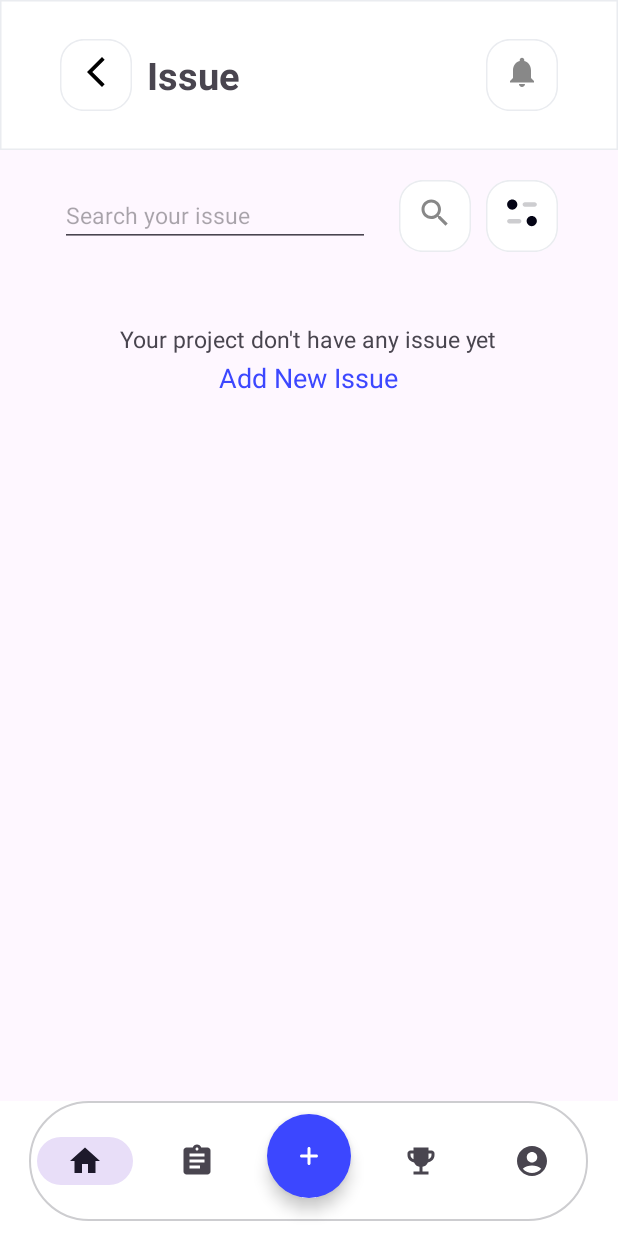
After one commit to phiquan123qa/Stuplan, an Android app: the fragment IssueFragment placed in its activity, on a phone screen of 412 x 824 dp. The commit adds this screen. Run offline under Robolectric (Android 15) with nearby library versions, the phone set to English and light mode, and no system bars; our stand-ins replace Firebase (no records; nobody signed in at launch, a user with empty details on screens opened directly).

Commit message:
Finished Show Detail list Issue in Project choose

```diff
--- /dev/null
+++ b/app/src/main/java/com/vn/appdesign/IssueFragment.java
@@ -0,0 +1,144 @@
+package com.vn.appdesign;
+
+import android.os.Bundle;
+
+import androidx.annotation.NonNull;
+import androidx.fragment.app.Fragment;
+import androidx.recyclerview.widget.LinearLayoutManager;
+import androidx.recyclerview.widget.RecyclerView;
+
+import android.view.LayoutInflater;
+import android.view.View;
+import android.view.ViewGroup;
+import android.widget.RelativeLayout;
+import android.widget.TextView;
+
+import com.google.firebase.database.DataSnapshot;
+import com.google.firebase.database.DatabaseError;
+import com.google.firebase.database.DatabaseReference;
+import com.google.firebase.database.FirebaseDatabase;
+import com.google.firebase.database.ValueEventListener;
+import com.vn.models.Issue;
+import com.vn.models.Project;
+import com.vn.utility.AdapterIssuesList;
+import com.vn.utility.AdapterProjectsList;
+
+import java.util.ArrayList;
+import java.util.List;
+
+/**
+ * A simple {@link Fragment} subclass.
+ * Use the {@link IssueFragment#newInstance} factory method to
+ * create an instance of this fragment.
+ */
+public class IssueFragment extends Fragment {
+
+    // TODO: Rename parameter arguments, choose names that match
+    // the fragment initialization parameters, e.g. ARG_ITEM_NUMBER
+    private static final String ARG_PARAM1 = "param1";
+    private static final String ARG_PARAM2 = "param2";
+    private static final String PRJ_ID = "projectId";
+
+    // TODO: Rename and change types of parameters
+    private String mParam1;
+    private String mParam2;
+    String projectID;
+    RecyclerView recyclerView;
+    DatabaseReference reference;
+    AdapterIssuesList adapterIssuesList;
+    List<Issue> listIssues;
+
+    public IssueFragment() {
+        // Required empty public constructor
+    }
+
+    public static IssueFragment newInstance(String param1, String param2, String projectID) {
+        IssueFragment fragment = new IssueFragment();
+        Bundle args = new Bundle();
+        args.putString(PRJ_ID, projectID);
+        args.putString(ARG_PARAM1, param1);
+        args.putString(ARG_PARAM2, param2);
+        fragment.setArguments(args);
+        return fragment;
+    }
+
+    @Override
+    public void onCreate(Bundle savedInstanceState) {
+        super.onCreate(savedInstanceState);
+        Bundle arguments = getArguments();
+        if (arguments != null) {
+            String projectId = arguments.getString("projectId");
+            if (projectId != null) {
+                //projectID = arguments.getString(PRJ_ID);
+            }
+        }
+        if (getArguments() != null) {
+            mParam1 = getArguments().getString(ARG_PARAM1);
+            mParam2 = getArguments().getString(ARG_PARAM2);
+        }
+    }
+
+    @Override
+    public View onCreateView(LayoutInflater inflater, ViewGroup container,
+                             Bundle savedInstanceState) {
+        View view = inflater.inflate(R.layout.fragment_issue, container, false);
+        Bundle arguments = getArguments();
+        String projectId = null;
+        if (arguments != null) {
+            projectId = arguments.getString("projectId");
+            if (projectId != null) {
+                //projectID = arguments.getString(PRJ_ID);
+            }
+        }
+        recyclerView = view.findViewById(R.id.recycler_view_list_issue);
+        recyclerView.setHasFixedSize(true);
+        recyclerView.setLayoutManager(new LinearLayoutManager(getContext()));
+        listIssues = new ArrayList<>();
+        adapterIssuesList = new AdapterIssuesList(getContext(), listIssues);
+        recyclerView.setAdapter(adapterIssuesList);
+        reference = FirebaseDatabase.getInstance().getReference("ISSUE");
+        String finalProjectId = projectId;
+        reference.addValueEventListener(new ValueEventListener() {
+            @Override
+            public void onDataChange(@NonNull DataSnapshot snapshot) {
+                List<Issue> newList = new ArrayList<>();
+                String projectIdd = finalProjectId;
+                for(DataSnapshot dataSnapshot : snapshot.getChildren()){
+                    Issue issue = dataSnapshot.getValue(Issue.class);
+                    if (issue != null && projectIdd.equals(issue.getIdProject())) {
+                        newList.add(issue);
+                    }
+                }
+                listIssues.clear();
+                listIssues.addAll(newList);
+                adapterIssuesList.notifyDataSetChanged();
+                if (listIssues.isEmpty()) {
+                    // If empty, show a TextView or handle it in your UI
+                    showEmptyIssuesNotification(view, 1);
+                } else {
+                    // If not empty, hide the notification
+                    showEmptyIssuesNotification(view, 0);
+                }
+            }
+
+            @Override
+            public void onCancelled(@NonNull DatabaseError error) {
+
+            }
+        });
+
+        return view;
+    }
+
+    private void showEmptyIssuesNotification(View view, Integer check) {
+        if(check == 1){
+            RelativeLayout emptyIssuesNotification = view.findViewById(R.id.container_link_add_new_issue);
+            emptyIssuesNotification.setVisibility(View.VISIBLE);
+        }
+        else if(check == 0){
+            RelativeLayout emptyIssuesNotification = view.findViewById(R.id.container_link_add_new_issue);
+            emptyIssuesNotification.setVisibility(View.GONE);
+        }
+
+    }
+}
--- a/app/src/main/java/com/vn/appdesign/LoginActivity.java
+++ b/app/src/main/java/com/vn/appdesign/LoginActivity.java
@@ -97,7 +97,8 @@ public class LoginActivity extends AppCompatActivity {
                 GoogleSignInAccount account = task.getResult(ApiException.class);
                 authenHandle.handleGoogleAccessToken(this, account.getIdToken());
             } catch (Exception e) {
-                Toast.makeText(this, e.getMessage(), Toast.LENGTH_LONG).show();
+                e.printStackTrace();
+                Toast.makeText(this, "ERROR: "+e.getMessage(), Toast.LENGTH_LONG).show();
             }
         }
     }
--- a/app/src/main/java/com/vn/controllers/AuthenHandleImpl.java
+++ b/app/src/main/java/com/vn/controllers/AuthenHandleImpl.java
@@ -70,11 +70,11 @@ public class AuthenHandleImpl implements AuthenHandle {
                                     if (writeTask.isSuccessful()) {
                                         updateUI(activity,user);
                                     } else {
-                                        Toast.makeText(activity, "Failed to write data to the database: " + writeTask.getException(), Toast.LENGTH_SHORT).show();
+                                        Toast.makeText(activity, "Failed to write data to the database: " + writeTask.getException(), Toast.LENGTH_LONG).show();
                                     }
                                 });
                     } else {
-                        Toast.makeText(activity, "Login google error", Toast.LENGTH_SHORT).show();
+                        Toast.makeText(activity, "Login google error", Toast.LENGTH_LONG).show();
                     }
                 });
     }
--- /dev/null
+++ b/app/src/main/java/com/vn/utility/AdapterIssuesList.java
@@ -0,0 +1,81 @@
+package com.vn.utility;
+
+import android.content.Context;
+import android.view.LayoutInflater;
+import android.view.View;
+import android.view.ViewGroup;
+import android.widget.ImageView;
+import android.widget.TextView;
+
+import androidx.annotation.NonNull;
+import androidx.recyclerview.widget.RecyclerView;
+
+import com.vn.appdesign.R;
+import com.vn.models.Issue;
+
+import org.w3c.dom.Text;
+
+import java.text.SimpleDateFormat;
+import java.util.Date;
+import java.util.List;
+import java.util.Locale;
+import java.util.logging.SimpleFormatter;
+
+public class AdapterIssuesList extends RecyclerView.Adapter<AdapterIssuesList.AdapterIssuesListHolder> {
+    Context context;
+    List<Issue> listIssues;
+
+    public AdapterIssuesList(Context context, List<Issue> listIssues) {
+        this.context = context;
+        this.listIssues = listIssues;
+    }
+
+    @NonNull
+    @Override
+    public AdapterIssuesListHolder onCreateViewHolder(@NonNull ViewGroup parent, int viewType) {
+        View view = LayoutInflater.from(context).inflate(R.layout.item_detail_issue, parent, false);
+        return new AdapterIssuesListHolder(view);
+    }
+//Những gì hiển thị ở trên màn hình sẽ config ở onBindViewHolder()
+    @Override
+    public void onBindViewHolder(@NonNull AdapterIssuesListHolder holder, int position) {
+        Issue issue = listIssues.get(position);
+        holder.titleIssue.setText(issue.getTitle());
+        int iconResourceId = getIconResourceId(context, issue.getIcon());
+        if (iconResourceId != 0) {
+            holder.iconIssue.setImageResource(iconResourceId);
+        }
+        Date createDate = issue.getDateCreate();
+
+        SimpleDateFormat dateFormat = new SimpleDateFormat("dd-MM-yyyy HH:mm", Locale.getDefault());
+        String formattedDate = dateFormat.format(createDate);
+
+        holder.createTimeIssue.setText(formattedDate);
+
+    }
+    private int getIconResourceId(Context context, String iconName) {
+        if(iconName != null && !iconName.isEmpty()) {
+            return context.getResources().getIdentifier(iconName, "drawable", context.getPackageName());
+        }else{
+            return 0;
+        }
+    }
+
+    @Override
+    public int getItemCount() {
+        return listIssues.size();
+    }
+
+    public static class AdapterIssuesListHolder extends RecyclerView.ViewHolder{
+        TextView titleIssue;
+        TextView createTimeIssue;
+        ImageView iconIssue;
+
+        public AdapterIssuesListHolder(@NonNull View itemView) {
+            super(itemView);
+            iconIssue=itemView.findViewById(R.id.icon_issue_item);
+            createTimeIssue = itemView.findViewById(R.id.time_issue_item);
+            titleIssue=itemView.findViewById(R.id.title_issue_item);
+        }
+    }
+}
--- /dev/null
+++ b/app/src/main/res/drawable/baseline_arrow_back_ios_new_24.xml
@@ -0,0 +1,5 @@
+<vector android:height="24dp" android:tint="#000000"
+    android:viewportHeight="24" android:viewportWidth="24"
+    android:width="24dp" xmlns:android="http://schemas.android.com/apk/res/android">
+    <path android:fillColor="@android:color/white" android:pathData="M17.77,3.77l-1.77,-1.77l-10,10l10,10l1.77,-1.77l-8.23,-8.23z"/>
+</vector>
--- /dev/null
+++ b/app/src/main/res/layout/fragment_issue.xml
@@ -0,0 +1,129 @@
+<?xml version="1.0" encoding="utf-8"?>
+<FrameLayout xmlns:android="http://schemas.android.com/apk/res/android"
+    xmlns:tools="http://schemas.android.com/tools"
+    android:layout_width="match_parent"
+    android:layout_height="match_parent"
+    xmlns:app="http://schemas.android.com/apk/res-auto"
+    tools:context=".ProjectFragment">
+    <RelativeLayout
+        android:layout_width="match_parent"
+        android:layout_height="match_parent">
+        <RelativeLayout
+            android:id="@+id/headerNavIssue"
+            android:layout_width="match_parent"
+            android:layout_height="wrap_content"
+            android:background="@drawable/bg_header_nav"
+            app:backgroundTint = "@null">
+
+            <Button
+                android:id="@+id/btn_back_to_project"
+                android:layout_width="48dp"
+                android:layout_height="48dp"
+                android:layout_centerVertical="true"
+                android:layout_marginStart="40dp"
+                android:background="@drawable/bg_icon_notification"
+                android:contentDescription="Notification"
+                android:drawableTop="@drawable/baseline_arrow_back_ios_new_24"
+                app:backgroundTint="@null" />
+            <TextView
+                android:id="@+id/title_issue_fragment"
+                android:layout_width="wrap_content"
+                android:layout_height="wrap_content"
+                android:layout_below="@+id/btn_back_to_project"
+                android:layout_centerVertical="true"
+                android:layout_marginStart="10dp"
+                android:layout_toEndOf="@+id/btn_back_to_project"
+                android:text="Issue"
+                android:textSize="25sp"
+                android:textStyle="bold" />
+            <Button
+                android:id="@+id/btn_open_notification"
+                android:layout_width="48dp"
+                android:layout_height="48dp"
+                android:background="@drawable/bg_icon_notification"
+                android:layout_alignParentEnd="true"
+                android:layout_centerVertical="true"
+                android:layout_marginEnd="40dp"
+                app:backgroundTint = "@null"
+                android:drawableTop="@drawable/baseline_notifications_24"
+                android:contentDescription = "Notification"/>
+        </RelativeLayout>
+        <RelativeLayout
+            android:id="@+id/view_search_issue"
+            android:layout_width="match_parent"
+            android:layout_height="wrap_content"
+            android:layout_below="@+id/headerNavIssue"
+            android:layout_marginHorizontal="40dp"
+            android:layout_marginVertical="20dp">
+            <EditText
+                android:id="@+id/input_search_issue"
+                android:layout_width="wrap_content"
+                android:layout_height="wrap_content"
+                android:hint="Search your issue                   "
+                android:textSize="15sp"
+                android:layout_centerVertical="true"/>
+            <Button
+                android:id="@+id/btn_sort_issue"
+                android:layout_width="48dp"
+                android:layout_height="48dp"
+                android:layout_centerVertical="true"
+                android:layout_alignParentEnd="true"
+                android:background="@drawable/bg_icon_notification"
+                android:contentDescription="Search Project"
+                android:drawableTop="@drawable/baseline_sort_24"
+                android:layout_toStartOf="@+id/input_search_issue"
+                app:backgroundTint="@null" />
+            <Button
+                android:id="@+id/btn_search_issue"
+                android:layout_width="48dp"
+                android:layout_height="48dp"
+                android:layout_marginEnd="10dp"
+                android:layout_centerVertical="true"
+                android:layout_toStartOf="@+id/btn_sort_issue"
+                android:background="@drawable/bg_icon_notification"
+                android:contentDescription="Search Issue"
+                android:drawableTop="@drawable/baseline_search_24"
+                app:backgroundTint="@null" />
+        </RelativeLayout>
+        <RelativeLayout
+            android:id="@+id/container_link_add_new_issue"
+            android:layout_width="wrap_content"
+            android:layout_height="wrap_content"
+            android:layout_centerVertical="true"
+            android:layout_centerHorizontal="true"
+            android:layout_below="@+id/view_search_issue"
+            android:visibility="gone">
+        <TextView
+            android:id="@+id/text_notification"
+            android:layout_width="wrap_content"
+            android:layout_height="wrap_content"
+            android:layout_centerVertical="true"
+            android:layout_centerHorizontal="true"
+            android:layout_marginTop="20dp"
+            android:textSize="15sp"
+            android:text="Your project don't have any issue yet"/>
+        <TextView
+            android:id="@+id/link_add_new_issue"
+            android:layout_width="wrap_content"
+            android:layout_height="wrap_content"
+            android:layout_below="@+id/text_notification"
+            android:layout_centerHorizontal="true"
+            android:layout_marginTop="10dp"
+            android:text="Add New Issue"
+            android:textSize="18sp"
+            android:textColor="@color/blue"/>
+        </RelativeLayout>
+
+        <androidx.recyclerview.widget.RecyclerView
+            android:id="@+id/recycler_view_list_issue"
+            android:layout_width="match_parent"
+            android:layout_height="match_parent"
+            android:layout_below="@+id/view_search_issue"
+            android:layout_marginHorizontal="40dp"
+            android:layout_marginTop="20dp"
+            android:layout_marginBottom="80dp" />
+    </RelativeLayout>
+
+
+
+</FrameLayout>
--- a/app/src/main/res/layout/list_item_project.xml
+++ b/app/src/main/res/layout/list_item_project.xml
@@ -6,5 +6,4 @@
     android:ellipsize="end"
     android:maxLines="1"
     android:textAppearance="?attr/textAppearanceSubtitle1">
-
 </TextView>
```
Also changed, not shown: app/src/main/java/com/vn/appdesign/ProjectFragment.java (+22 -1 lines), app/src/main/java/com/vn/utility/AdapterProjectsList.java (+21 -1 lines), app/src/main/res/drawable/bg_non_selecter_tab_layout.xml (added, +14 -0 lines), app/src/main/res/drawable/bg_selecter_tab_layout.xml (added, +12 -0 lines), app/src/main/res/layout/item_detail_issue.xml (added, +50 -0 lines).
